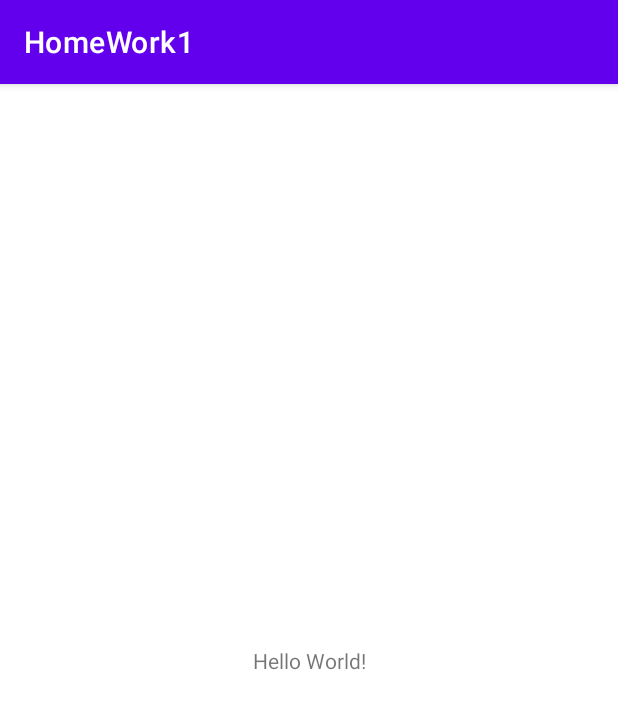
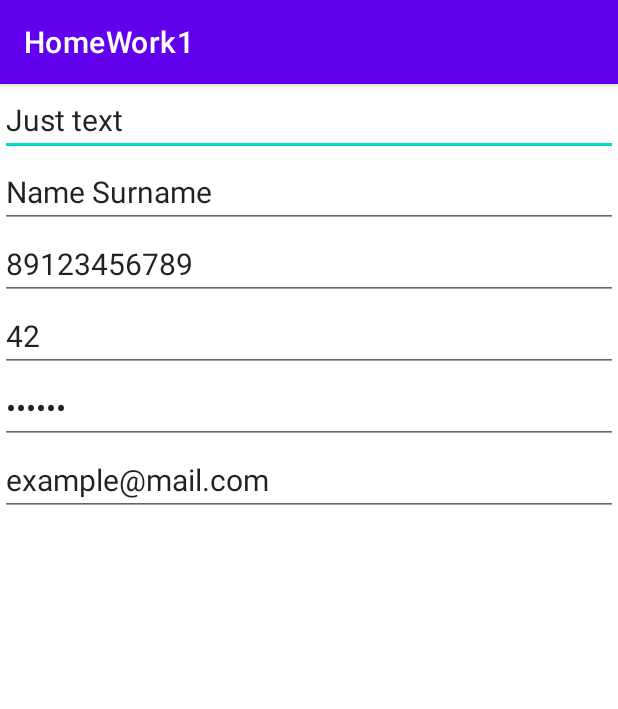
Before and after one commit to nurios-ui/HomeWork1, an Android app: the screen it shows after launch (MainActivity), on a phone screen of 412 x 824 dp. Shown: the top 709 px of the screen. Run offline under Robolectric (Android 15) with nearby library versions, the phone set to English and light mode, and no system bars.

Commit message:
First commit

```diff
--- a/app/src/main/AndroidManifest.xml
+++ b/app/src/main/AndroidManifest.xml
@@ -1,6 +1,8 @@
 <?xml version="1.0" encoding="utf-8"?>
 <manifest xmlns:android="http://schemas.android.com/apk/res/android"
     package="ru.gb.homework1">
+
+    <uses-permission android:name="android.permission.INTERNET"/>
 
     <application
         android:allowBackup="true"
--- a/app/src/main/java/ru/gb/homework1/MainActivity.java
+++ b/app/src/main/java/ru/gb/homework1/MainActivity.java
@@ -3,12 +3,28 @@ package ru.gb.homework1;
 import androidx.appcompat.app.AppCompatActivity;
 
 import android.os.Bundle;
+import android.view.View;
+import android.widget.Button;
+import android.widget.TextView;
+import android.widget.Toast;
 
 public class MainActivity extends AppCompatActivity {
+
+    private TextView nameTV;
+    private Button changeNameButton;
 
     @Override
     protected void onCreate(Bundle savedInstanceState) {
         super.onCreate(savedInstanceState);
-        setContentView(R.layout.activity_main);
+        setContentView(R.layout.new_activity);
+  /*      setContentView(R.layout.activity_main);
+
+        nameTV = findViewById(R.id.name_text_view);
+        changeNameButton = findViewById(R.id.change_name_button);
+
+        changeNameButton.setOnClickListener(view -> nameTV.setText("Chupakabra"));
+
+        Toast.makeText(MainActivity.this, "Kavabanga", Toast.LENGTH_SHORT).show();
+  */
     }
 }
--- /dev/null
+++ b/app/src/main/res/layout/new_activity.xml
@@ -0,0 +1,63 @@
+<?xml version="1.0" encoding="utf-8"?>
+<LinearLayout xmlns:android="http://schemas.android.com/apk/res/android"
+    android:orientation="vertical"
+    android:layout_width="match_parent"
+    android:layout_height="match_parent"
+    xmlns:app="http://schemas.android.com/apk/res-auto"
+    xmlns:tools="http://schemas.android.com/tools"
+      tools:context=".MainActivity">>
+
+    <EditText
+        android:id="@+id/some_text"
+        android:layout_width="match_parent"
+        android:layout_height="wrap_content"
+        android:inputType="text"
+        android:textSize="20sp"
+        android:text="Just text"
+    />
+
+    <EditText
+        android:id="@+id/persons_name"
+        android:layout_width="match_parent"
+        android:layout_height="wrap_content"
+        android:inputType="textPersonName"
+        android:textSize="20sp"
+        android:text="Name Surname"
+        />
+
+    <EditText
+        android:id="@+id/phone_number"
+        android:layout_width="match_parent"
+        android:layout_height="wrap_content"
+        android:inputType="phone"
+        android:textSize="20sp"
+        android:text="89123456789"
+        />
+
+    <EditText
+        android:id="@+id/some_number"
+        android:layout_width="match_parent"
+        android:layout_height="wrap_content"
+        android:inputType="number"
+        android:textSize="20sp"
+        android:text="42"
+        />
+
+    <EditText
+        android:id="@+id/persons_email"
+        android:layout_width="match_parent"
+        android:layout_height="wrap_content"
+        android:inputType="textPassword"
+        android:textSize="20sp"
+        android:text="secret"
+        />
+
+    <EditText
+        android:layout_width="match_parent"
+        android:layout_height="wrap_content"
+        android:inputType="textEmailAddress"
+        android:textSize="20sp"
+        android:text="example@mail.com"
+        />
+
+</LinearLayout>
```
Also changed, not shown: app/src/main/res/layout/activity_main.xml (+59 -7 lines).
